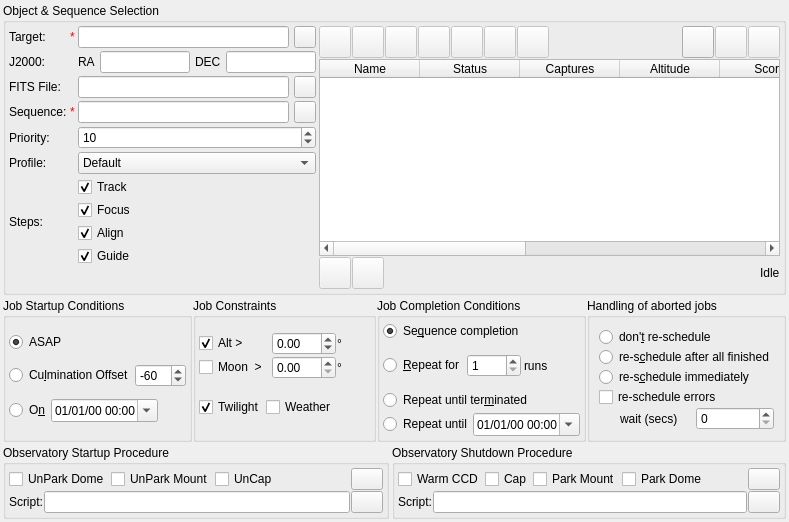
Qt form kstars/ekos/scheduler/scheduler.ui (KDE/kstars) before a commit.
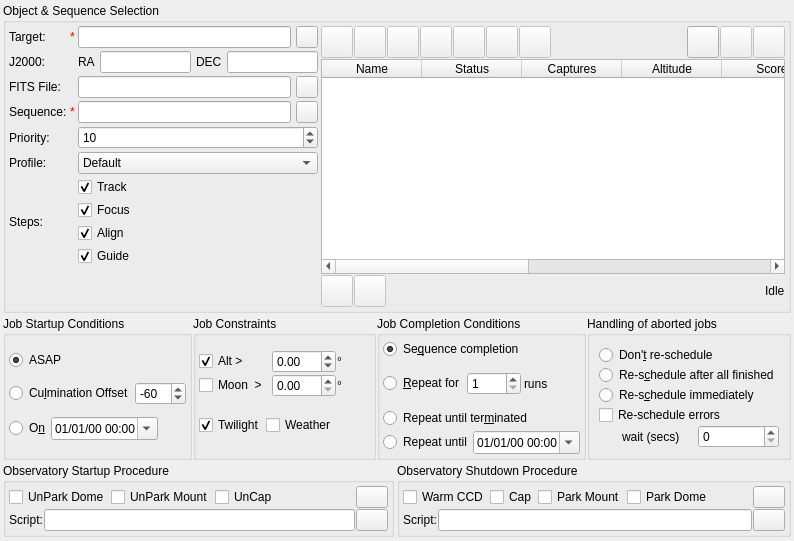
The same form after that commit. Custom widgets are drawn as their Qt base class.

The edit to the form file:
```diff
--- a/kstars/ekos/scheduler/scheduler.ui
+++ b/kstars/ekos/scheduler/scheduler.ui
@@ -6,8 +6,8 @@
    <rect>
     <x>0</x>
     <y>0</y>
-    <width>602</width>
-    <height>522</height>
+    <width>721</width>
+    <height>541</height>
    </rect>
   </property>
   <layout class="QVBoxLayout" name="verticalLayout_8">
@@ -1342,7 +1342,7 @@
            <string>Do not re-schedule aborted jobs.</string>
           </property>
           <property name="text">
-           <string>don'&amp;t re-schedule</string>
+           <string>Don'&amp;t re-schedule</string>
           </property>
           <attribute name="buttonGroup">
            <string notr="true">errorHandlingButtonGroup</string>
@@ -1368,7 +1368,7 @@
            <string>Re-schedule aborted jobs as soon as all executable jobs are either completed or aborted.</string>
           </property>
           <property name="text">
-           <string>re-s&amp;chedule after all finished</string>
+           <string>Re-s&amp;chedule after all finished</string>
           </property>
           <attribute name="buttonGroup">
            <string notr="true">errorHandlingButtonGroup</string>
@@ -1381,7 +1381,7 @@
            <string>Treat errors like aborts.</string>
           </property>
           <property name="text">
-           <string>re-schedule errors</string>
+           <string>Re-schedule errors</string>
           </property>
          </widget>
         </item>
@@ -1401,7 +1401,7 @@
            <string>Re-schedule an aborted job immediately.</string>
           </property>
           <property name="text">
-           <string>re-s&amp;chedule immediately</string>
+           <string>Re-s&amp;chedule immediately</string>
           </property>
           <attribute name="buttonGroup">
            <string notr="true">errorHandlingButtonGroup</string>
```
Left out of the diff: 14 changed lines with no effect on the pictures.
